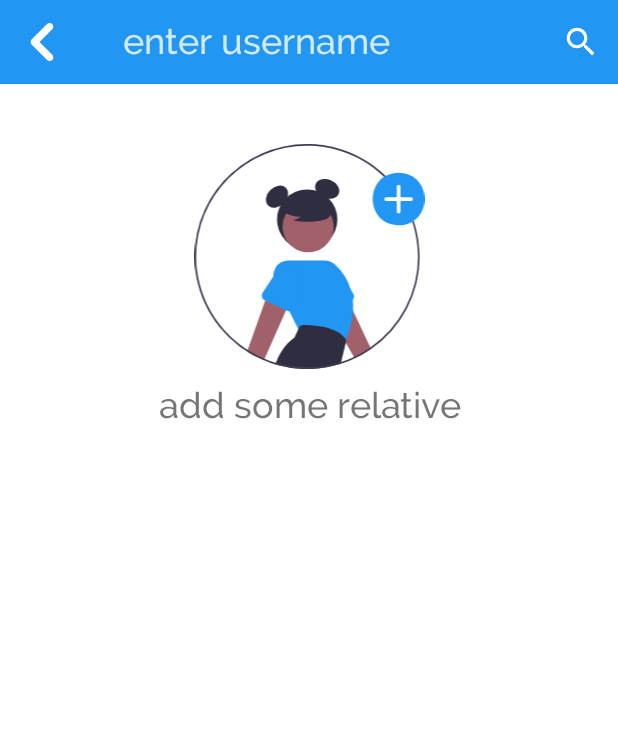
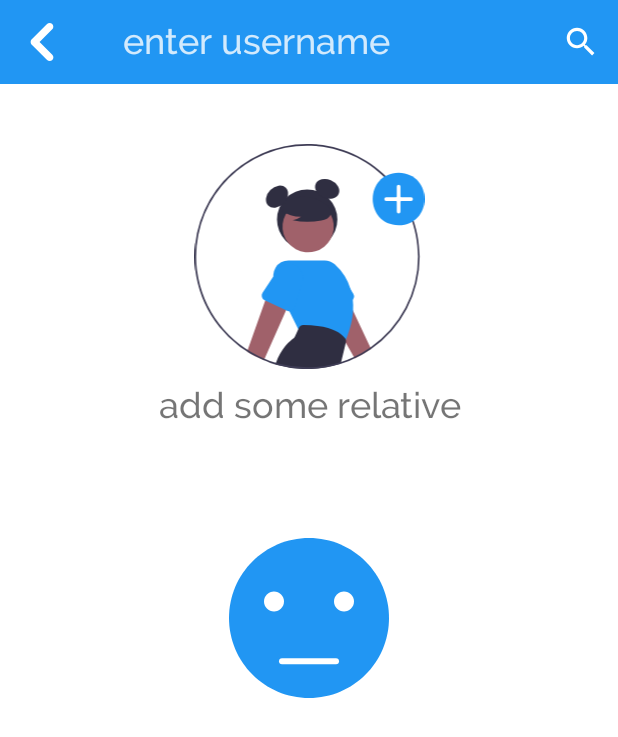
Before and after one commit to B21-CAP0101/bebas-capstone-2021, an Android app: the RelativeAddFragment screen opened through its navigation route, on a phone screen of 412 x 824 dp. Shown: the top 737 px of the screen. Run offline under Robolectric (Android 15) with nearby library versions, the phone set to English and light mode, and no system bars; our stand-ins replace Firebase (no records; nobody signed in at launch, a user with empty details on screens opened directly), Room's generated code; libraries missing offline, so code that uses them is left out: net.sqlcipher.database; 9 statements that could not run were skipped.

Commit message:
add lottie for handle user not found

```diff
--- a/Android/app/build.gradle
+++ b/Android/app/build.gradle
@@ -41,6 +41,6 @@ apply from: "../shared_dependencies.gradle"
 
 dependencies {
     implementation "org.jetbrains.kotlin:kotlin-stdlib:$kotlin_version"
-
+    implementation "com.airbnb.android:lottie:3.6.1"
     implementation project(":core")
 }
--- a/Android/app/src/main/res/layout/fragment_add.xml
+++ b/Android/app/src/main/res/layout/fragment_add.xml
@@ -100,8 +100,8 @@
         android:background="@drawable/btn_add_toggle"
         android:padding="0dp"
         android:textColor="@color/white"
-        android:textOff="add"
-        android:textOn="cancel"
+        android:textOff="@string/add"
+        android:textOn="@string/cancel"
         android:visibility="gone"
         app:layout_constraintEnd_toEndOf="@+id/svPhotoProfile"
         app:layout_constraintHorizontal_bias="0.416"
@@ -118,6 +118,33 @@
         app:layout_constraintStart_toStartOf="parent"
         app:layout_constraintTop_toBottomOf="@+id/toolbar" />
 
+    <com.airbnb.lottie.LottieAnimationView
+        android:id="@+id/lottieNotFound"
+        android:layout_width="200dp"
+        android:layout_height="200dp"
+        android:layout_centerHorizontal="true"
+
+        app:layout_constraintBottom_toBottomOf="parent"
+        app:layout_constraintEnd_toEndOf="parent"
+        app:layout_constraintHorizontal_bias="0.5"
+        app:layout_constraintStart_toStartOf="parent"
+        app:layout_constraintTop_toTopOf="parent"
+        app:lottie_autoPlay="true"
+        app:lottie_fileName="user_not_found.json"
+        app:lottie_loop="true" />
+
+    <TextView
+        android:id="@+id/tvNotFound"
+        style="@style/normalText"
+        android:textColor="@color/black"
+        android:layout_width="0dp"
+        android:textAlignment="center"
+        android:layout_height="wrap_content"
+        app:layout_constraintEnd_toEndOf="@+id/lottieNotFound"
+        app:layout_constraintStart_toStartOf="@+id/lottieNotFound"
+        app:layout_constraintTop_toBottomOf="@+id/lottieNotFound"
+        tools:text="username not found" />
+
     <TextView
         android:id="@+id/tvTextIllustration"
         style="@style/mediumText"
--- a/Android/app/src/main/res/values/strings.xml
+++ b/Android/app/src/main/res/values/strings.xml
@@ -10,4 +10,6 @@
     <string name="danger_type">Danger type: %s</string>
     <string name="des_btn_copy">copy username</string>
     <string name="hintSearch">enter username</string>
+    <string name="add">add</string>
+    <string name="cancel">cancel</string>
 </resources>
```
Also changed, not shown: Android/app/src/main/assets/user_not_found.json (added, +1 -0 lines), Android/app/src/main/java/com/capstone101/bebas/ui/main/relative/RelativeAddFragment.kt (+11 -6 lines).
